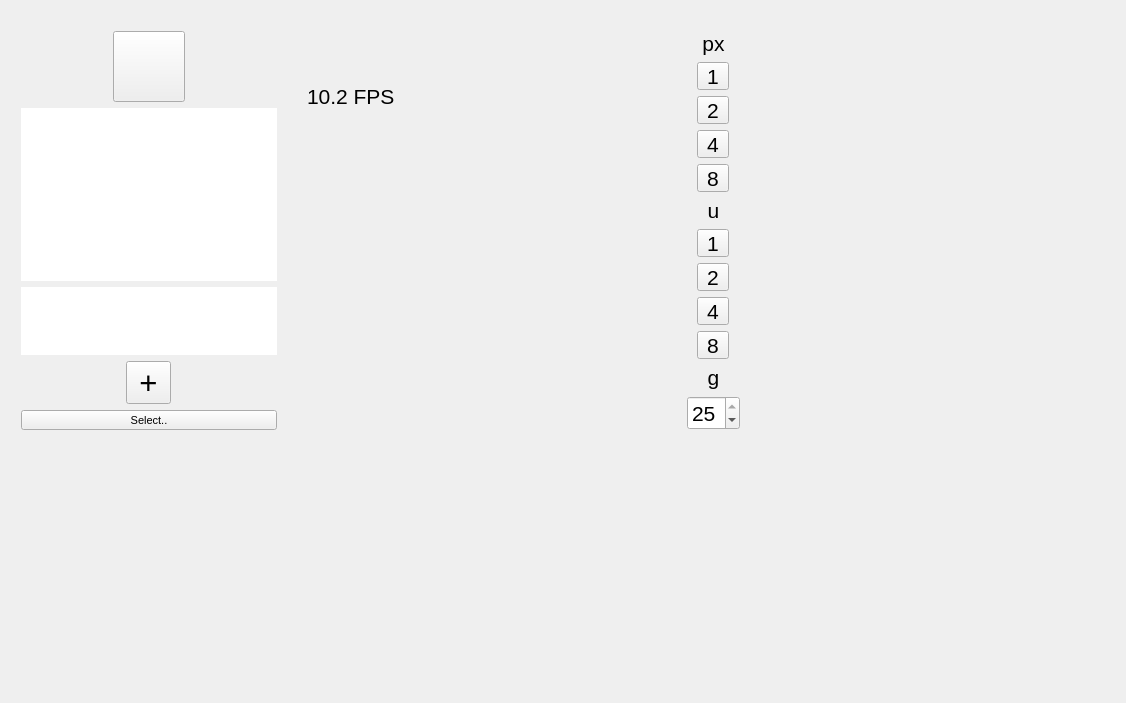
jenshemprich/tf-cpp-pose-estimation, file PoseLab/PoseLab.ui: the form before one commit.
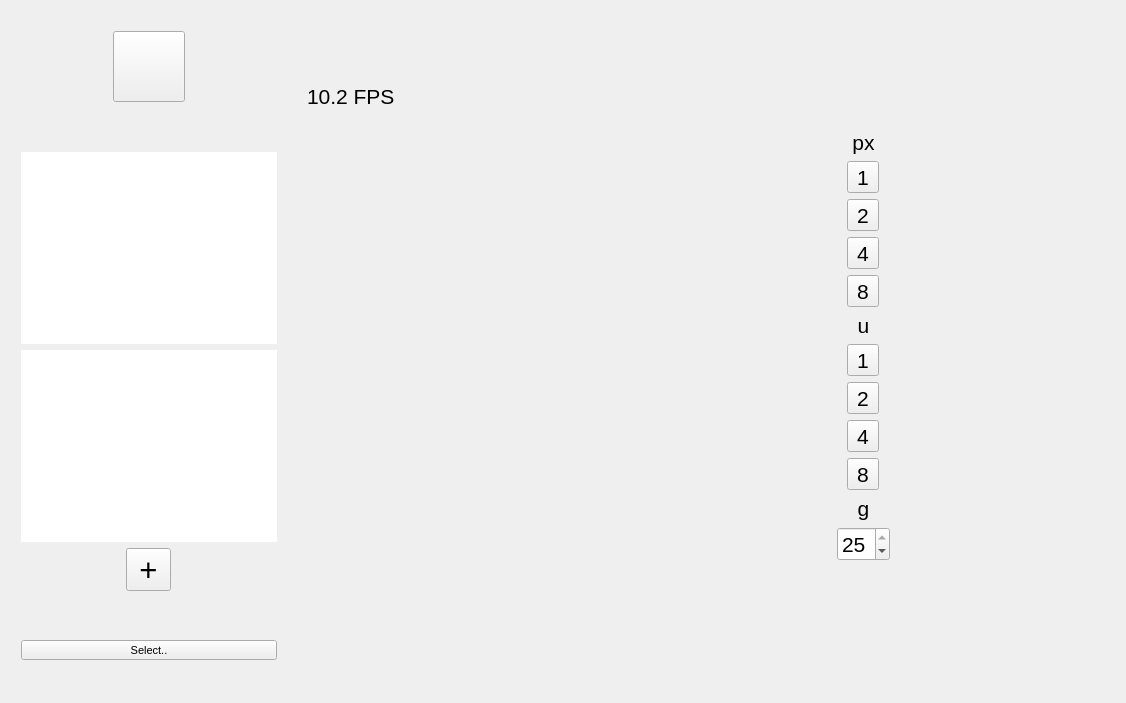
The form after the commit. Icons and pictures are not drawn. Custom widgets are drawn as their Qt base class.

```diff
--- a/PoseLab/PoseLab.ui
+++ b/PoseLab/PoseLab.ui
@@ -24,8 +24,8 @@
      <rect>
       <x>10</x>
       <y>20</y>
-      <width>741</width>
-      <height>421</height>
+      <width>891</width>
+      <height>651</height>
      </rect>
     </property>
     <layout class="QHBoxLayout" name="mainLayout">
@@ -78,7 +78,7 @@
          <property name="sizeHint" stdset="0">
           <size>
            <width>20</width>
-           <height>40</height>
+           <height>0</height>
           </size>
          </property>
         </spacer>
@@ -88,7 +88,7 @@
          <item>
           <widget class="QListWidget" name="cameras">
            <property name="sizePolicy">
-            <sizepolicy hsizetype="Minimum" vsizetype="Fixed">
+            <sizepolicy hsizetype="Minimum" vsizetype="Minimum">
              <horstretch>0</horstretch>
              <verstretch>0</verstretch>
             </sizepolicy>
@@ -165,7 +165,7 @@
          <item>
           <widget class="QListWidget" name="movies">
            <property name="sizePolicy">
-            <sizepolicy hsizetype="Minimum" vsizetype="Expanding">
+            <sizepolicy hsizetype="Minimum" vsizetype="Minimum">
              <horstretch>0</horstretch>
              <verstretch>0</verstretch>
             </sizepolicy>
@@ -280,7 +280,7 @@
          <property name="sizeHint" stdset="0">
           <size>
            <width>20</width>
-           <height>40</height>
+           <height>0</height>
           </size>
          </property>
         </spacer>
```
Left out of the diff: 6 changed lines with no effect on the pictures.
